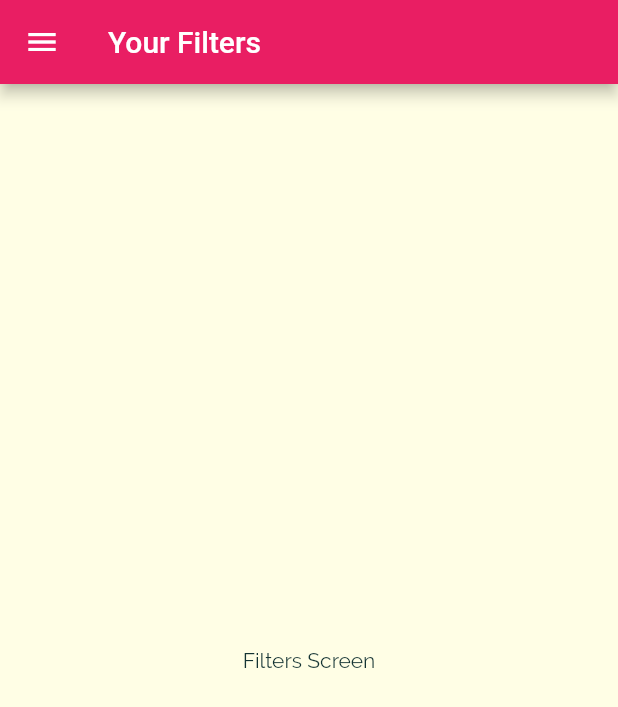
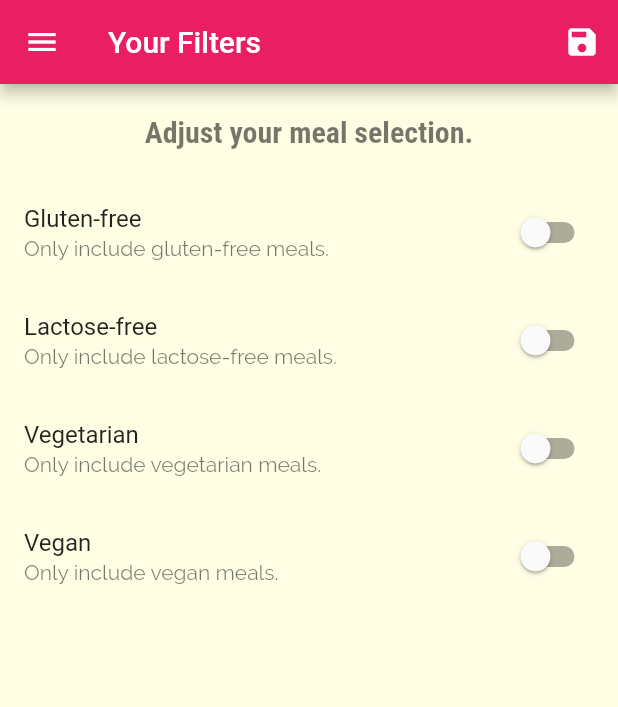
Before and after one commit to filgaia/flutter-showcase, a Flutter app: the FiltersScreen screen opened by its route, on a phone screen of 412 x 824 dp. Shown: the top 707 px of the screen. Run offline on Flutter 3.47's test engine with Material 2 defaults, Android fonts, the phone set to English and light mode, and no system bars.

Commit message:
feature - filters

```diff
--- a/meals/lib/main.dart
+++ b/meals/lib/main.dart
@@ -1,14 +1,50 @@
-import 'package:Meals/screens/filters_screen.dart';
 import 'package:flutter/material.dart';
 
+import './screens/filters_screen.dart';
 import './screens/categories_screen.dart';
 import './screens/category_meals_screen.dart';
 import './screens/meal_detail_screen.dart';
 import './screens/tabs_screen.dart';
+import './models/meal.dart';
+import './data/dummy_data.dart';
 
 void main() => runApp(MyApp());
 
-class MyApp extends StatelessWidget {
+class MyApp extends StatefulWidget {
+  @override
+  State<MyApp> createState() => _MyAppState();
+}
+
+class _MyAppState extends State<MyApp> {
+  Map<String, bool> _filters = {
+    'gluten': false,
+    'lactose': false,
+    'vegetarian': false,
+    'vegan': false,
+  };
+  List<Meal> _availableMeals = DUMMY_MEALS;
+
+  void _setFilters(Map<String, bool> filterData) {
+    setState(() {
+      _filters = filterData;
+      _availableMeals = DUMMY_MEALS.where((meal) {
+        if (_filters['gluten'] == true && !meal.isGlutenFree) {
+          return false;
+        }
+        if (_filters['lactose'] == true && !meal.isLactoseFree) {
+          return false;
+        }
+        if (_filters['vegetarian'] == true && !meal.isVegetarian) {
+          return false;
+        }
+        if (_filters['vegan'] == true && !meal.isVegan) {
+          return false;
+        }
+        return true;
+      }).toList();
+    });
+  }
+
   @override
   Widget build(BuildContext context) {
     final ThemeData theme = ThemeData(
@@ -34,9 +70,10 @@ class MyApp extends StatelessWidget {
       initialRoute: '/', // Default is '/'
       routes: {
         '/': (ctx) => TabsScreen(),
-        CategoryMealsScreen.routeName: (ctx) => CategoryMealsScreen(),
+        CategoryMealsScreen.routeName: (ctx) =>
+            CategoryMealsScreen(_availableMeals),
         MealDetailScreen.routeName: (ctx) => MealDetailScreen(),
-        FiltersScreen.routeName: (ctx) => FiltersScreen(),
+        FiltersScreen.routeName: (ctx) => FiltersScreen(_filters, _setFilters),
       },
       onGenerateRoute: (settings) {
         print(settings.arguments);
--- a/meals/lib/screens/filters_screen.dart
+++ b/meals/lib/screens/filters_screen.dart
@@ -2,17 +2,110 @@ import 'package:flutter/material.dart';
 
 import '../widgets/main_drawer.dart';
 
-class FiltersScreen extends StatelessWidget {
+class FiltersScreen extends StatefulWidget {
   static const routeName = '/filters';
 
-  const FiltersScreen({Key? key}) : super(key: key);
+  final Map<String, bool> currentFilter;
+  final Function(Map<String, bool>) saveFilters;
+
+  const FiltersScreen(this.currentFilter, this.saveFilters, {Key? key})
+      : super(key: key);
+
+  @override
+  State<FiltersScreen> createState() => _FiltersScreenState();
+}
+
+class _FiltersScreenState extends State<FiltersScreen> {
+  var _glutenFree = false;
+  var _vegetarian = false;
+  var _vegan = false;
+  var _lactoseFree = false;
+
+  @override
+  void initState() {
+    _glutenFree = widget.currentFilter['gluten'] as bool;
+    _vegetarian = widget.currentFilter['vegetarian'] as bool;
+    _vegan = widget.currentFilter['vegan'] as bool;
+    _lactoseFree = widget.currentFilter['lactose'] as bool;
+    super.initState();
+  }
+
+  Widget _buildSwitchListTile(
+    String title,
+    String subtitle,
+    bool currentValue,
+    Function(bool)? updateValue,
+  ) {
+    return SwitchListTile(
+      title: Text(title),
+      subtitle: Text(subtitle),
+      value: currentValue,
+      onChanged: updateValue,
+    );
+  }
 
   @override
   Widget build(BuildContext context) {
     return Scaffold(
       drawer: MainDrawer(),
-      appBar: AppBar(title: Text('Your Filters')),
-      body: Center(child: Text('Filters Screen')),
+      appBar: AppBar(
+        title: Text('Your Filters'),
+        actions: [
+          IconButton(
+            onPressed: () {
+              final selectedFilter = {
+                'gluten': _glutenFree,
+                'lactose': _lactoseFree,
+                'vegan': _vegan,
+                'vegetarian': _vegetarian
+              };
+              widget.saveFilters(selectedFilter);
+            },
+            icon: Icon(Icons.save),
+          ),
+        ],
+      ),
+      body: Column(
+        children: [
+          Container(
+            padding: EdgeInsets.all(20),
+            child: Text(
+              'Adjust your meal selection.',
+              style: Theme.of(context).textTheme.headline4,
+            ),
+          ),
+          Expanded(
+            child: ListView(
+              children: [
+                _buildSwitchListTile(
+                  'Gluten-free',
+                  'Only include gluten-free meals.',
+                  _glutenFree,
+                  (value) => setState(() => _glutenFree = value),
+                ),
+                _buildSwitchListTile(
+                  'Lactose-free',
+                  'Only include lactose-free meals.',
+                  _lactoseFree,
+                  (value) => setState(() => _lactoseFree = value),
+                ),
+                _buildSwitchListTile(
+                  'Vegetarian',
+                  'Only include vegetarian meals.',
+                  _vegetarian,
+                  (value) => setState(() => _vegetarian = value),
+                ),
+                _buildSwitchListTile(
+                  'Vegan',
+                  'Only include vegan meals.',
+                  _vegan,
+                  (value) => setState(() => _vegan = value),
+                ),
+              ],
+            ),
+          ),
+        ],
+      ),
     );
   }
 }
--- a/meals/lib/screens/meal_detail_screen.dart
+++ b/meals/lib/screens/meal_detail_screen.dart
@@ -79,6 +79,9 @@ class MealDetailScreen extends StatelessWidget {
           ],
         ),
       ),
+      floatingActionButton: FloatingActionButton(
+          child: Icon(Icons.delete),
+          onPressed: () => Navigator.of(context).pop(mealId)),
     );
   }
 }
```
Also changed, not shown: meals/lib/screens/category_meals_screen.dart (+42 -19 lines), meals/lib/widgets/meal_item.dart (+10 -2 lines).
